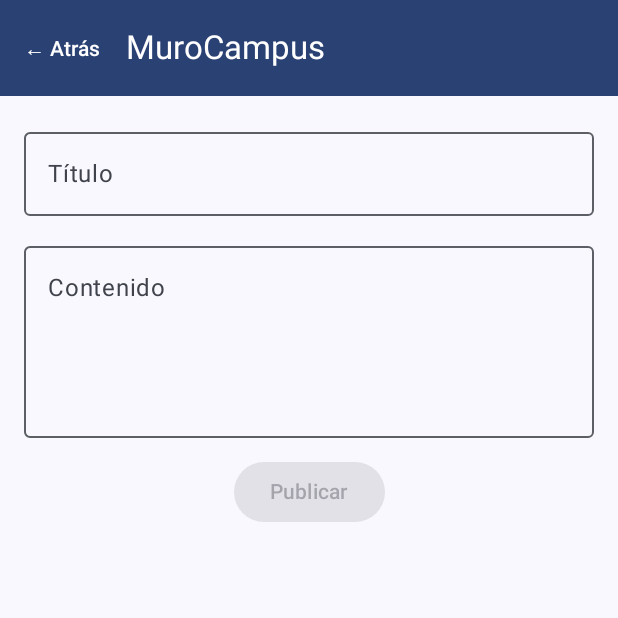
After one commit to huancogrecia/MuroCampus, an Android app built with Jetpack Compose: the composable PantallaCrear shown on its own in the app's theme, on a phone screen of 412 x 824 dp, the top half of it. The commit adds this screen. Run offline under Robolectric (Android 15) with nearby library versions, the phone set to English and light mode, and no system bars.

Commit message:
feat(crear): publica una nueva publicacion con POST y Body

```diff
--- /dev/null
+++ b/app/src/main/java/com/tecsup/murocampus/ui/PantallaCrear.kt
@@ -0,0 +1,128 @@
+package com.tecsup.murocampus.ui
+
+import androidx.compose.foundation.layout.Arrangement
+import androidx.compose.foundation.layout.Column
+import androidx.compose.foundation.layout.Row
+import androidx.compose.foundation.layout.fillMaxSize
+import androidx.compose.foundation.layout.fillMaxWidth
+import androidx.compose.foundation.layout.padding
+import androidx.compose.foundation.layout.size
+import androidx.compose.material3.Button
+import androidx.compose.material3.CircularProgressIndicator
+import androidx.compose.material3.ExperimentalMaterial3Api
+import androidx.compose.material3.MaterialTheme
+import androidx.compose.material3.OutlinedTextField
+import androidx.compose.material3.Scaffold
+import androidx.compose.material3.Text
+import androidx.compose.material3.TextButton
+import androidx.compose.material3.TopAppBar
+import androidx.compose.material3.TopAppBarDefaults
+import androidx.compose.runtime.Composable
+import androidx.compose.runtime.LaunchedEffect
+import androidx.compose.runtime.getValue
+import androidx.compose.runtime.mutableStateOf
+import androidx.compose.runtime.remember
+import androidx.compose.runtime.setValue
+import androidx.compose.ui.Modifier
+import androidx.compose.ui.unit.dp
+import androidx.lifecycle.compose.collectAsStateWithLifecycle
+import com.tecsup.murocampus.model.Post
+import com.tecsup.murocampus.viewmodel.PostsViewModel
+import com.tecsup.murocampus.viewmodel.UiState
+
+@OptIn(ExperimentalMaterial3Api::class)
+@Composable
+fun PantallaCrear(vm: PostsViewModel, onAtras: () -> Unit) {
+    var titulo by remember { mutableStateOf("") }
+    var contenido by remember { mutableStateOf("") }
+    val resultado by vm.publicacionCreada.collectAsStateWithLifecycle()
+    val publicando = resultado is UiState.Cargando
+
+    LaunchedEffect(resultado) {
+        if (resultado is UiState.Exito<*>) {
+            titulo = ""
+            contenido = ""
+        }
+    }
+
+    Scaffold(
+        modifier = Modifier.fillMaxSize(),
+        topBar = {
+            TopAppBar(
+                title = { Text("MuroCampus") },
+                navigationIcon = {
+                    TextButton(onClick = onAtras) {
+                        Text("← Atrás", color = MaterialTheme.colorScheme.onPrimary)
+                    }
+                },
+                colors = TopAppBarDefaults.topAppBarColors(
+                    containerColor = MaterialTheme.colorScheme.primary,
+                    titleContentColor = MaterialTheme.colorScheme.onPrimary
+                )
+            )
+        }
+    ) { innerPadding ->
+        Column(
+            modifier = Modifier
+                .fillMaxSize()
+                .padding(innerPadding)
+                .padding(16.dp),
+            verticalArrangement = Arrangement.spacedBy(12.dp)
+        ) {
+            OutlinedTextField(
+                value = titulo,
+                onValueChange = { titulo = it },
+                modifier = Modifier.fillMaxWidth(),
+                label = { Text("Título") },
+                singleLine = true,
+                enabled = !publicando
+            )
+            OutlinedTextField(
+                value = contenido,
+                onValueChange = { contenido = it },
+                modifier = Modifier.fillMaxWidth(),
+                label = { Text("Contenido") },
+                minLines = 4,
+                enabled = !publicando
+            )
+            Row(modifier = Modifier.fillMaxWidth(), horizontalArrangement = Arrangement.Center) {
+                Button(
+                    onClick = { vm.publicar(titulo.trim(), contenido.trim()) },
+                    enabled = titulo.isNotBlank() && contenido.isNotBlank() && !publicando
+                ) {
+                    if (publicando) {
+                        CircularProgressIndicator(
+                            modifier = Modifier.size(18.dp),
+                            strokeWidth = 2.dp,
+                            color = MaterialTheme.colorScheme.onPrimary
+                        )
+                        Text(" Publicando…")
+                    } else {
+                        Text("Publicar")
+                    }
+                }
+            }
+
+            when (val estado = resultado) {
+                is UiState.Exito -> MensajePublicado(estado.datos)
+                is UiState.Error -> Column(verticalArrangement = Arrangement.spacedBy(8.dp)) {
+                    Text(estado.mensaje, color = MaterialTheme.colorScheme.error)
+                    Button(onClick = { vm.publicar(titulo.trim(), contenido.trim()) }) {
+                        Text("Reintentar")
+                    }
+                }
+                else -> Unit
+            }
+        }
+    }
+}
+
+@Composable
+private fun MensajePublicado(post: Post) {
+    Text(
+        text = "Publicado con id ${post.id}",
+        modifier = Modifier.fillMaxWidth(),
+        color = MaterialTheme.colorScheme.primary,
+        style = MaterialTheme.typography.titleMedium
+    )
+}
```
Also changed, not shown: app/src/main/java/com/tecsup/murocampus/MainActivity.kt (+10 -4 lines), app/src/main/java/com/tecsup/murocampus/ui/PantallaLista.kt (+11 -1 lines), app/src/main/java/com/tecsup/murocampus/viewmodel/PostsViewModel.kt (+29 -0 lines).
